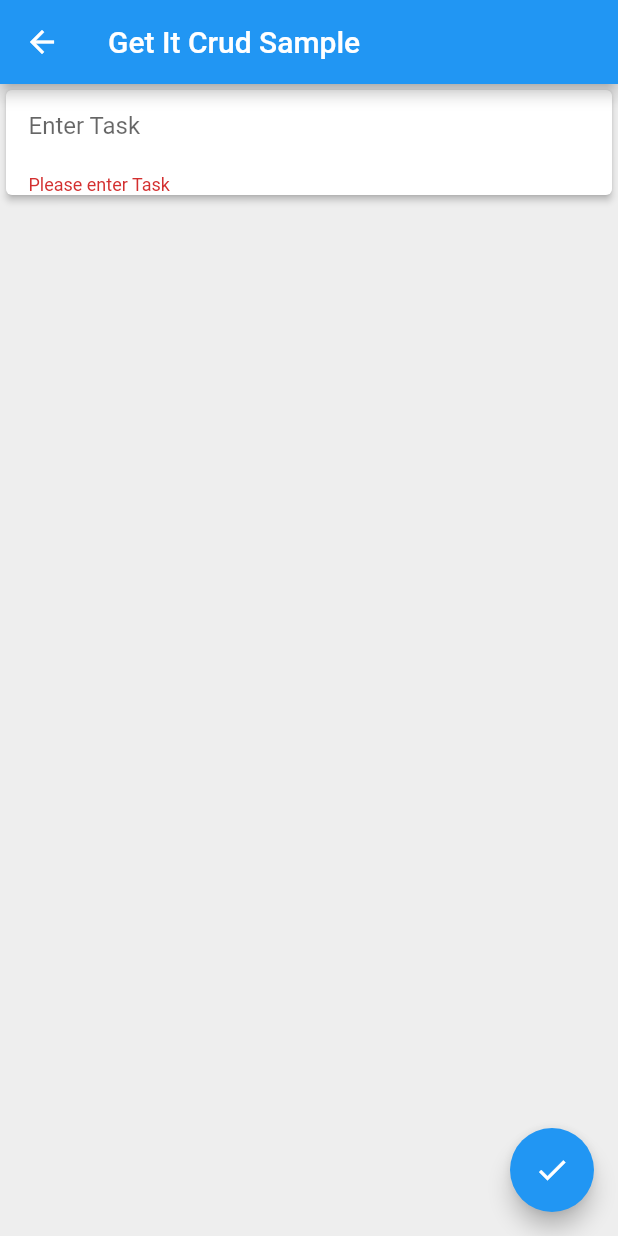
After one commit to jpeeicruz/getIt_and_mobx_practice, a Flutter app: the CrudScreen screen opened by its route, after a tap on the "check" icon, on a phone screen of 412 x 824 dp. The commit adds this screen. Run offline on Flutter 3.47's test engine with Material 2 defaults, Android fonts, the phone set to English and light mode, and no system bars; our stand-ins replace get_it.

Commit message:
feat: setState crud sample

```diff
--- a/lib/main.dart
+++ b/lib/main.dart
@@ -1,6 +1,7 @@
 import 'package:flutter/material.dart';
 import 'package:get_it/get_it.dart';
 import 'package:test_app/screens/counter_screen.dart';
+import 'package:test_app/screens/crud_screen.dart';
 import 'package:test_app/screens/home_screen.dart';
 import 'package:test_app/services/CounterService.dart';
 import 'package:test_app/services/LoginService.dart';
@@ -32,6 +33,8 @@ class MyApp extends StatelessWidget {
             return MaterialPageRoute(builder: (_) => HomeScreen());
           case '/getIt/couter-sample':
             return MaterialPageRoute(builder: (_) => CounterScreen());
+          case '/getIt/crud-sample':
+            return MaterialPageRoute(builder: (_) => CrudScreen());
         }
       },
     );
--- /dev/null
+++ b/lib/model/Task.dart
@@ -0,0 +1,5 @@
+class Task {
+  String title;
+
+  Task({this.title});
+}
--- /dev/null
+++ b/lib/screens/crud_screen.dart
@@ -0,0 +1,119 @@
+import 'package:flutter/material.dart';
+import 'package:test_app/model/Task.dart';
+
+class CrudScreen extends StatefulWidget {
+  @override
+  _CrudScreenState createState () => _CrudScreenState();
+}
+
+class _CrudScreenState extends State<CrudScreen>{
+  TextEditingController _task = TextEditingController();
+  bool isEdit = false;
+  final _formKey = GlobalKey<FormState>();
+  List<Task> _list = [];
+  int _listIndex = 0;
+
+  @override
+  Widget build(BuildContext context) {
+    return Scaffold(
+      appBar: AppBar(
+        title: Text('Get It Crud Sample')
+      ),
+      body: Container(
+        color: Colors.grey.shade200,
+        height: MediaQuery.of(context).size.height,
+        width: MediaQuery.of(context).size.width,
+        child: ListView(
+          children: [
+            _InputTask(),
+            ..._list?.map((task) {
+              int index = _list.indexOf(task);
+              return Container(
+                padding: EdgeInsets.symmetric(vertical: 2, horizontal: 5),
+                child: Card(
+                  child: ListTile(
+                    leading: IconButton(
+                      onPressed: () {
+                        setState(() {
+                          isEdit = true;
+                          _task.text = task.title;
+                          _listIndex = index;
+                        });
+                      },
+                      icon: Icon(Icons.fiber_new)
+                    ),
+                    trailing: !isEdit ? IconButton(
+                      onPressed: () {
+                        setState(() {
+                          _list.removeAt(index);
+                        });
+                      },
+                      icon: Icon(Icons.delete),
+                    ) : null,
+                    title: Text(task.title.toString()),
+                  ),
+                ),
+              );
+            })?.toList() ?? [],
+          ],
+        )
+      ),
+      floatingActionButton: FloatingActionButton(
+        onPressed: () {
+          if(!isEdit) {
+            if(_formKey.currentState.validate()) {
+              setState(() {
+                _list.add(Task(title: _task.text));
+                _task.text = '';
+              });
+            }
+          } else {
+            setState(() {
+              isEdit = false;
+              _list[_listIndex].title = _task.text;
+              _listIndex = 0;
+              _task.text = '';
+            });
+          }
+        },
+        child: !isEdit ?
+          Icon(Icons.check) :
+          Text('Update', style: TextStyle(color: Colors.white))
+      ),
+    );
+  }
+
+  Widget _InputTask() {
+    return Container(
+      child: Card(
+        elevation: 2,
+        child: Form(
+          key: _formKey,
+          child: Column(
+            children: [
+              TextFormField(
+                controller: _task,
+                cursorColor: Colors.black,
+                decoration: new InputDecoration(
+                    border: InputBorder.none,
+                    focusedBorder: InputBorder.none,
+                    enabledBorder: InputBorder.none,
+                    errorBorder: InputBorder.none,
+                    disabledBorder: InputBorder.none,
+                    contentPadding:
+                    EdgeInsets.only(left: 15, bottom: 11, top: 11, right: 15),
+                    hintText: "Enter Task"),
+                validator: (value) {
+                  if(value.isEmpty) {
+                    return 'Please enter Task';
+                  }
+                  return null;
+                },
+              )
+            ],
+          )
+        ),
+      ),
+    );
+  }
+}
--- a/lib/screens/home_screen.dart
+++ b/lib/screens/home_screen.dart
@@ -18,7 +18,7 @@ class HomeScreen extends StatelessWidget {
               child: Text('GetIt Counter Sample')
             ),
             RaisedButton(
-              // onPressed: () => Navigator.pushNamed(context, '/getIt/crud-sample'),
+              onPressed: () => Navigator.pushNamed(context, '/getIt/crud-sample'),
               child: Text('GetIt Crud Sample')
             )
           ],
```
Also changed, not shown: flutter_01.png (added).
